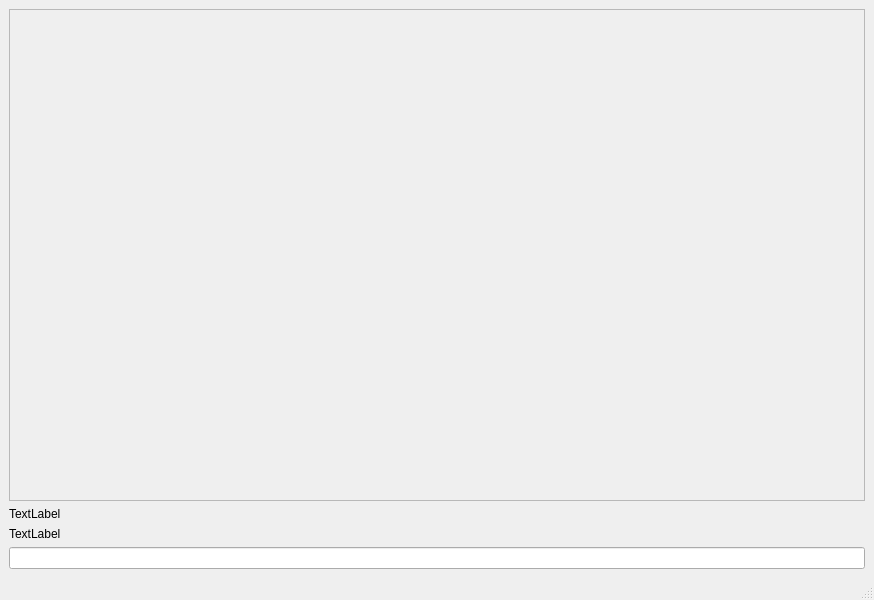
Before: the Qt Designer form src/app/mainwindow.ui in EllarBooher/CalQ, drawn with Qt 5.
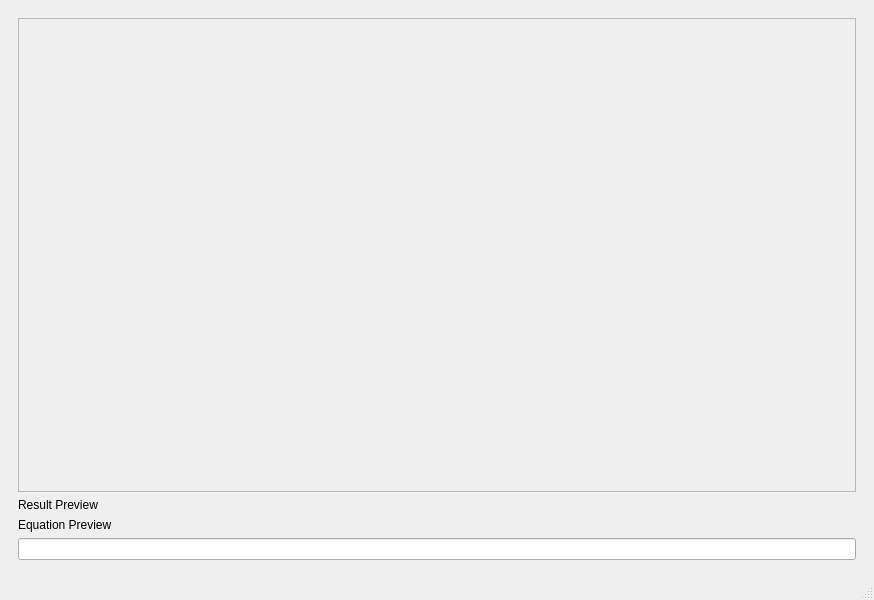
After: the same form once the commit is applied.

Patch:
```diff
--- a/src/app/mainwindow.ui
+++ b/src/app/mainwindow.ui
@@ -13,7 +13,13 @@
   <property name="windowTitle">
    <string>MainWindow</string>
   </property>
-  <widget class="QWidget" name="centralwidget">
+  <widget class="QWidget" name="parentHLayout">
+   <property name="enabled">
+    <bool>true</bool>
+   </property>
+   <layout class="QHBoxLayout" name="horizontalLayout">
+    <item>
+     <widget class="QWidget" name="console" native="true">
    <layout class="QVBoxLayout" name="verticalLayout">
     <item>
      <widget class="QListView" name="listView">
@@ -23,30 +29,33 @@
      </widget>
     </item>
     <item>
-     <widget class="QLabel" name="labelEquation">
-      <property name="text">
-       <string>TextLabel</string>
-      </property>
-     </widget>
-    </item>
-    <item>
-     <widget class="QLabel" name="labelResult">
+        <widget class="QLabel" name="result">
       <property name="enabled">
        <bool>true</bool>
       </property>
       <property name="text">
-       <string>TextLabel</string>
+          <string>Result Preview</string>
       </property>
      </widget>
     </item>
     <item>
-     <widget class="QLineEdit" name="lineEdit">
+        <widget class="QLabel" name="equation">
+         <property name="text">
+          <string>Equation Preview</string>
+         </property>
+        </widget>
+       </item>
+       <item>
+        <widget class="QLineEdit" name="input">
       <property name="enabled">
        <bool>true</bool>
       </property>
       <property name="text">
        <string/>
       </property>
+        </widget>
+       </item>
+      </layout>
      </widget>
     </item>
    </layout>
```
Left out of the diff: 2 changed lines with no effect on the pictures. Lines whose indentation alone changed are shown as unchanged.
